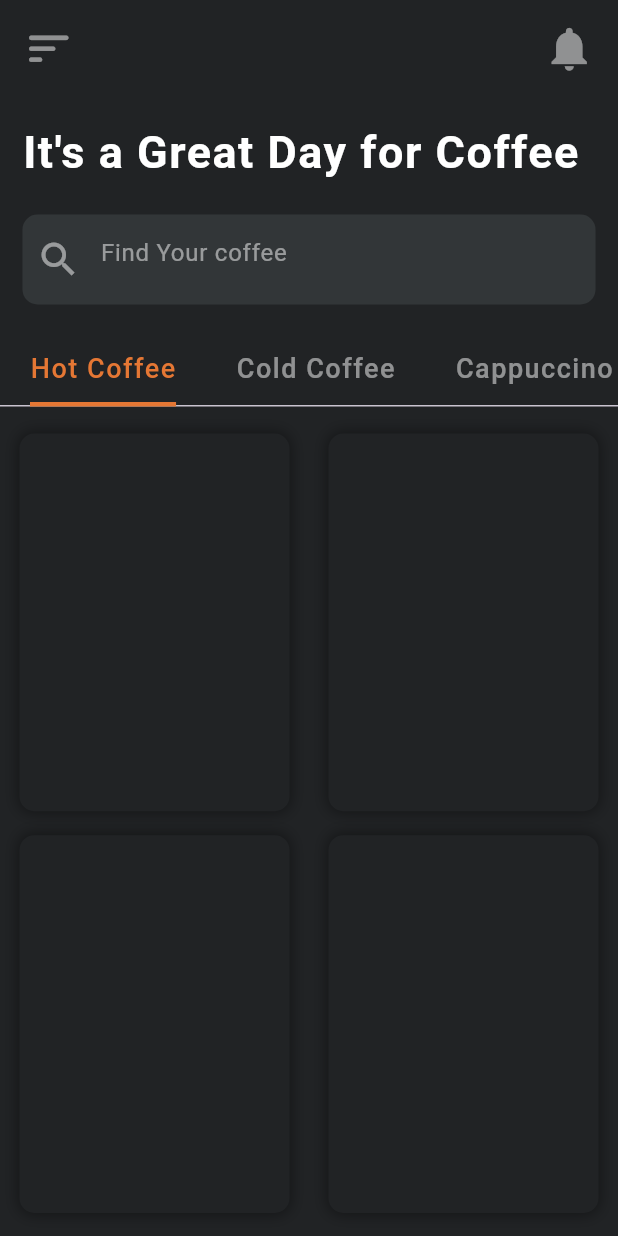
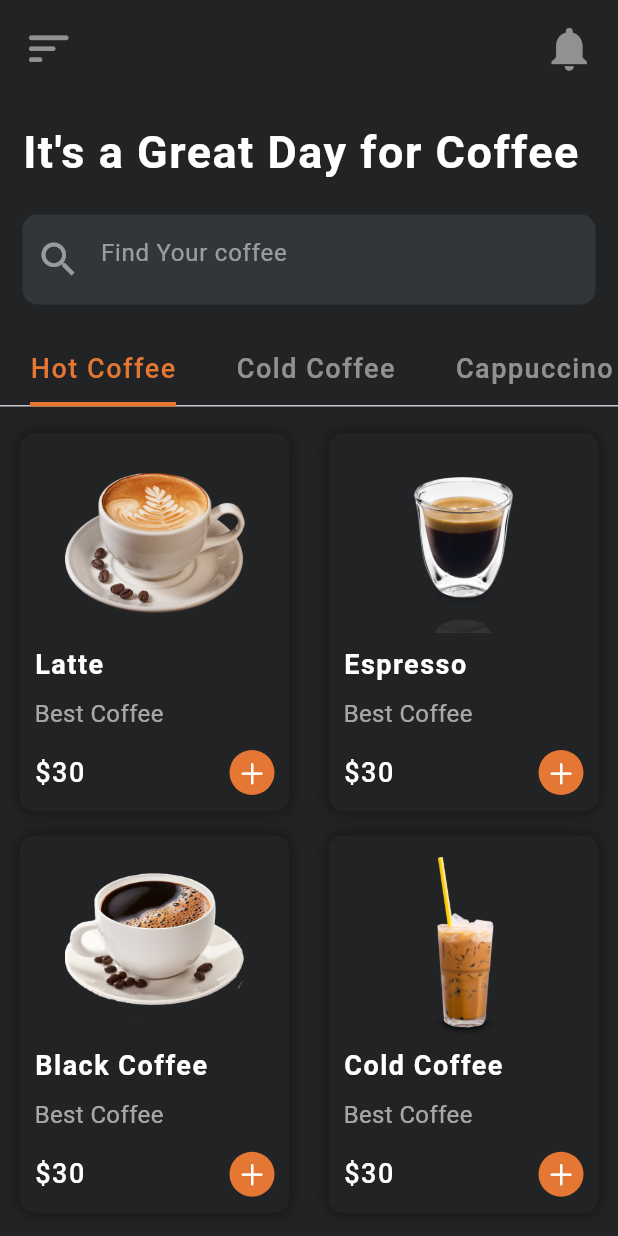
Before and after one commit to ali72-20/cafa_app, a Flutter app: the HomeScreenBody screen opened directly, on a phone screen of 412 x 824 dp. Run offline on Flutter 3.47's test engine with Material 3 defaults, Android fonts, the light colour scheme and no system bars; our stand-ins replace go_router, google_fonts, lottie.

Commit message:
add coffee item

```diff
--- a/lib/feature/home_screen/presentation_layer/widgets/coffee_items.dart
+++ b/lib/feature/home_screen/presentation_layer/widgets/coffee_items.dart
@@ -1,5 +1,7 @@
+import 'package:cafa_app/core/Style.dart';
 import 'package:flutter/cupertino.dart';
 import 'package:flutter/material.dart';
+import 'package:flutter/painting.dart';
 
 class CoffeeItems extends StatelessWidget {
   CoffeeItems({super.key});
@@ -19,23 +21,70 @@ class CoffeeItems extends StatelessWidget {
       shrinkWrap: true,
       childAspectRatio: (150 / 195),
       children: [
-        for(int i = 0; i < img.length; ++i)
+        for (int i = 0; i < img.length; ++i)
           Container(
             padding: const EdgeInsets.symmetric(vertical: 5, horizontal: 10),
-            margin:  const EdgeInsets.symmetric(vertical: 8, horizontal: 13),
+            margin: const EdgeInsets.symmetric(vertical: 8, horizontal: 13),
             decoration: BoxDecoration(
-              borderRadius: BorderRadius.circular(10),
-              color: const Color(0xff212325),
-              boxShadow: [
-                BoxShadow(
-                  color: Colors.black.withOpacity(0.4),
-                  spreadRadius: 1,
-                  blurRadius: 8
+                borderRadius: BorderRadius.circular(10),
+                color: const Color(0xff212325),
+                boxShadow: [
+                  BoxShadow(
+                      color: Colors.black.withOpacity(0.4),
+                      spreadRadius: 1,
+                      blurRadius: 8)
+                ]),
+            child: Column(
+              children: [
+                InkWell(
+                  onTap: () {},
+                  child: Container(
+                    margin: const EdgeInsets.all(8),
+                    child: Image.asset(
+                      "lib/core/utilites/Images/img${i + 1}.png",
+                      width: 120,
+                      height: 120,
+                      fit: BoxFit.contain,
+                    ),
+                  ),
+                ),
+                 Padding(
+                  padding: const EdgeInsets.only(bottom: 8),
+                  child: Align(
+                    alignment: Alignment.centerLeft,
+                    child: Column(
+                      crossAxisAlignment: CrossAxisAlignment.start,
+                      children: [
+                        Text(img[i], style: Style.style18.copyWith(fontWeight: FontWeight.bold, color: Colors.white),),
+                        const SizedBox(height: 8,),
+                        const Text("Best Coffee", style: TextStyle(
+                          fontSize: 16,
+                          color: Colors.white60
+                        ),)
+                      ],
+                    ),
+                  ),
+                ),
+                 Padding(
+                  padding: const EdgeInsets.symmetric(vertical: 5),
+                  child: Row(
+                    mainAxisAlignment:MainAxisAlignment.spaceBetween,
+                    children: [
+                      Text("\$30", style: Style.style18.copyWith(color: Colors.white),),
+                      Container(
+                        padding: const EdgeInsets.all(5),
+                        decoration:  BoxDecoration(
+                          color: const Color(0xffE57734),
+                          borderRadius: BorderRadius.circular(20),
+                        ),
+                        child: const Icon(CupertinoIcons.add,size: 20,color: Colors.white,),
+                      )
+                    ],
+                  ),
                 )
-              ]
+              ],
             ),
           ),
-
       ],
     );
   }
```
Also changed, not shown: lib/core/utilites/Images/img1.png (added), lib/core/utilites/Images/img2.png (added), lib/core/utilites/Images/img3.png (added), lib/core/utilites/Images/img4.png (added).
